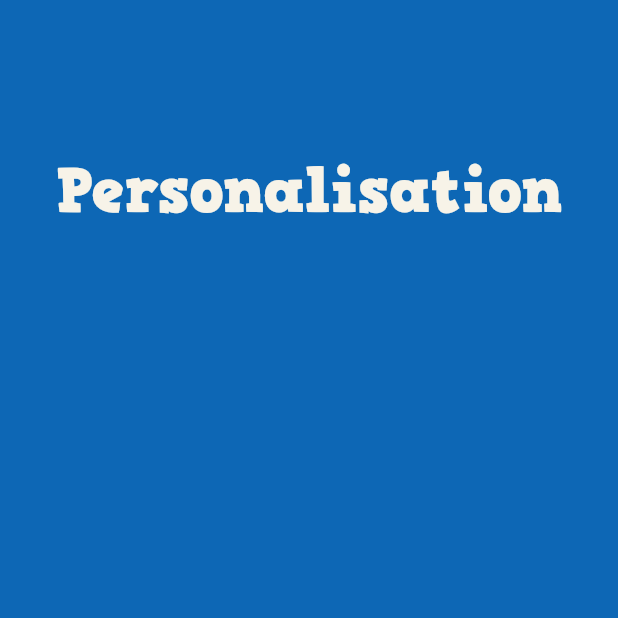
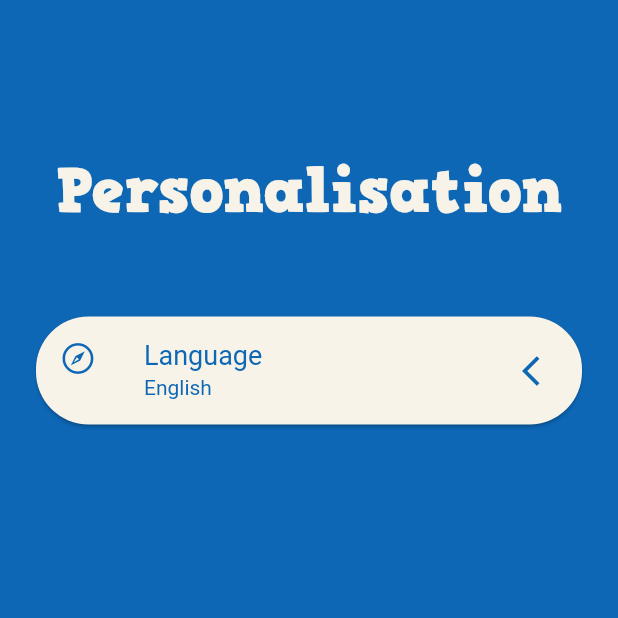
Before and after one commit to Fearon01/Airopedia, a Flutter app: the PersonalisationSettingsScreen screen opened directly, on a phone screen of 412 x 824 dp, the top half of it. Run offline on Flutter 3.47's test engine with Material 2 defaults, Android fonts, the light colour scheme and no system bars; our stand-ins replace curved_navigation_bar, email_validator, firebase_auth, firebase_core, google_sign_in, html_unescape and 3 more; missing offline and left inert: google_place; accounts and stored records are empty.

Commit message:
Added Transition to Languages Screen

```diff
--- a/Project Files/airopedia/lib/Screens/personalisation_settings_screen.dart
+++ b/Project Files/airopedia/lib/Screens/personalisation_settings_screen.dart
@@ -21,7 +21,7 @@ class PersonalisationSettingsScreen extends StatelessWidget
             ),
                       ),
         ),
-        //LanguageButton(context)
+        LanguageButton(context)
         ],
       )
       )
```
